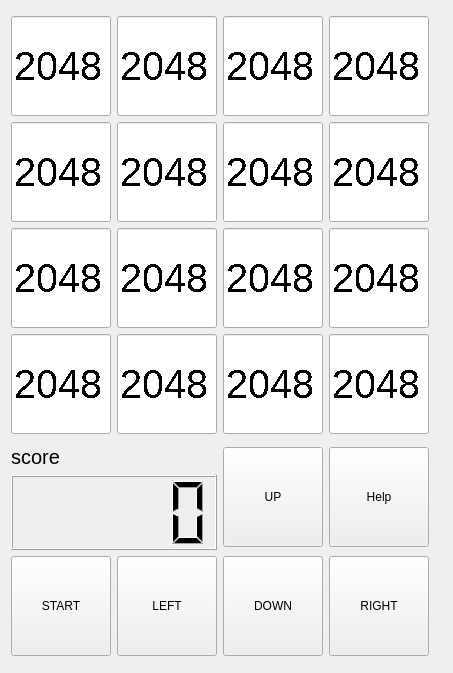
First picture: the form in mirror_design.ui, repository konmin123/2048, before the edit.
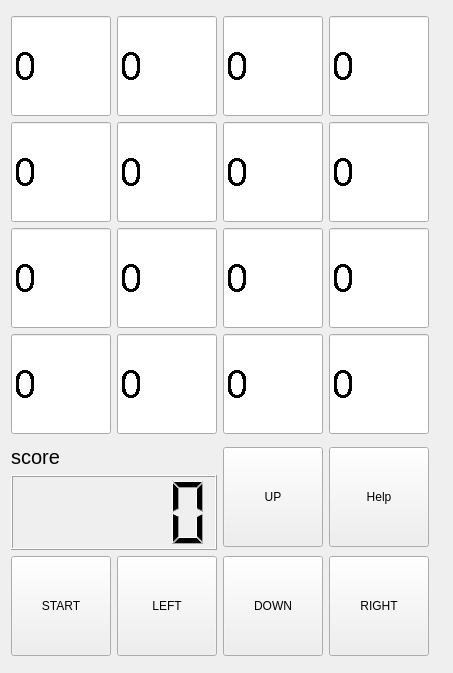
Second picture: the form after the edit.

```diff
--- a/mirror_design.ui
+++ b/mirror_design.ui
@@ -6,7 +6,7 @@
    <rect>
     <x>0</x>
     <y>0</y>
-    <width>448</width>
+    <width>453</width>
     <height>673</height>
    </rect>
   </property>
@@ -47,7 +47,10 @@
             <enum>Qt::DefaultContextMenu</enum>
            </property>
            <property name="text">
-            <string>2048</string>
+            <string>0</string>
+           </property>
+           <property name="readOnly">
+            <bool>true</bool>
            </property>
           </widget>
          </item>
@@ -78,7 +81,10 @@
             <enum>Qt::DefaultContextMenu</enum>
            </property>
            <property name="text">
-            <string>2048</string>
+            <string>0</string>
+           </property>
+           <property name="readOnly">
+            <bool>true</bool>
            </property>
           </widget>
          </item>
@@ -109,7 +115,10 @@
             <enum>Qt::DefaultContextMenu</enum>
            </property>
            <property name="text">
-            <string>2048</string>
+            <string>0</string>
+           </property>
+           <property name="readOnly">
+            <bool>true</bool>
            </property>
           </widget>
          </item>
@@ -140,7 +149,10 @@
             <enum>Qt::DefaultContextMenu</enum>
            </property>
            <property name="text">
-            <string>2048</string>
+            <string>0</string>
+           </property>
+           <property name="readOnly">
+            <bool>true</bool>
            </property>
           </widget>
          </item>
@@ -175,7 +187,10 @@
             <enum>Qt::DefaultContextMenu</enum>
            </property>
            <property name="text">
-            <string>2048</string>
+            <string>0</string>
+           </property>
+           <property name="readOnly">
+            <bool>true</bool>
            </property>
           </widget>
          </item>
@@ -206,7 +221,10 @@
             <enum>Qt::DefaultContextMenu</enum>
            </property>
            <property name="text">
-            <string>2048</string>
+            <string>0</string>
+           </property>
+           <property name="readOnly">
+            <bool>true</bool>
            </property>
           </widget>
          </item>
@@ -237,7 +255,10 @@
             <enum>Qt::DefaultContextMenu</enum>
            </property>
            <property name="text">
-            <string>2048</string>
+            <string>0</string>
+           </property>
+           <property name="readOnly">
+            <bool>true</bool>
            </property>
           </widget>
          </item>
@@ -268,7 +289,10 @@
             <enum>Qt::DefaultContextMenu</enum>
            </property>
            <property name="text">
-            <string>2048</string>
+            <string>0</string>
+           </property>
+           <property name="readOnly">
+            <bool>true</bool>
            </property>
           </widget>
          </item>
@@ -303,7 +327,10 @@
             <enum>Qt::DefaultContextMenu</enum>
            </property>
            <property name="text">
-            <string>2048</string>
+            <string>0</string>
+           </property>
+           <property name="readOnly">
+            <bool>true</bool>
            </property>
           </widget>
          </item>
@@ -334,7 +361,10 @@
             <enum>Qt::DefaultContextMenu</enum>
            </property>
            <property name="text">
-            <string>2048</string>
+            <string>0</string>
+           </property>
+           <property name="readOnly">
+            <bool>true</bool>
            </property>
           </widget>
          </item>
@@ -365,7 +395,10 @@
             <enum>Qt::DefaultContextMenu</enum>
            </property>
            <property name="text">
-            <string>2048</string>
+            <string>0</string>
+           </property>
+           <property name="readOnly">
+            <bool>true</bool>
            </property>
           </widget>
          </item>
@@ -396,7 +429,10 @@
             <enum>Qt::DefaultContextMenu</enum>
            </property>
            <property name="text">
-            <string>2048</string>
+            <string>0</string>
+           </property>
+           <property name="readOnly">
+            <bool>true</bool>
            </property>
           </widget>
          </item>
@@ -431,7 +467,10 @@
             <enum>Qt::DefaultContextMenu</enum>
            </property>
            <property name="text">
-            <string>2048</string>
+            <string>0</string>
+           </property>
+           <property name="readOnly">
+            <bool>true</bool>
            </property>
           </widget>
          </item>
@@ -462,7 +501,10 @@
             <enum>Qt::DefaultContextMenu</enum>
            </property>
            <property name="text">
-            <string>2048</string>
+            <string>0</string>
+           </property>
+           <property name="readOnly">
+            <bool>true</bool>
            </property>
           </widget>
          </item>
@@ -493,7 +535,10 @@
             <enum>Qt::DefaultContextMenu</enum>
            </property>
            <property name="text">
-            <string>2048</string>
+            <string>0</string>
+           </property>
+           <property name="readOnly">
+            <bool>true</bool>
            </property>
           </widget>
          </item>
@@ -524,7 +569,10 @@
             <enum>Qt::DefaultContextMenu</enum>
            </property>
            <property name="text">
-            <string>2048</string>
+            <string>0</string>
+           </property>
+           <property name="readOnly">
+            <bool>true</bool>
            </property>
           </widget>
          </item>
```
